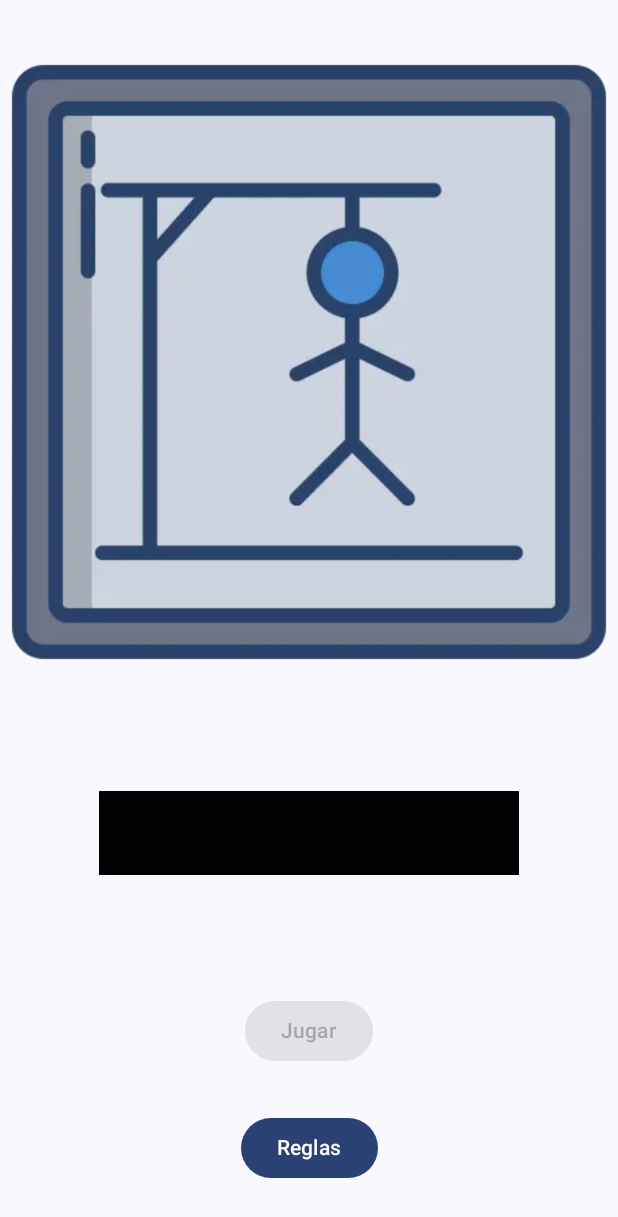
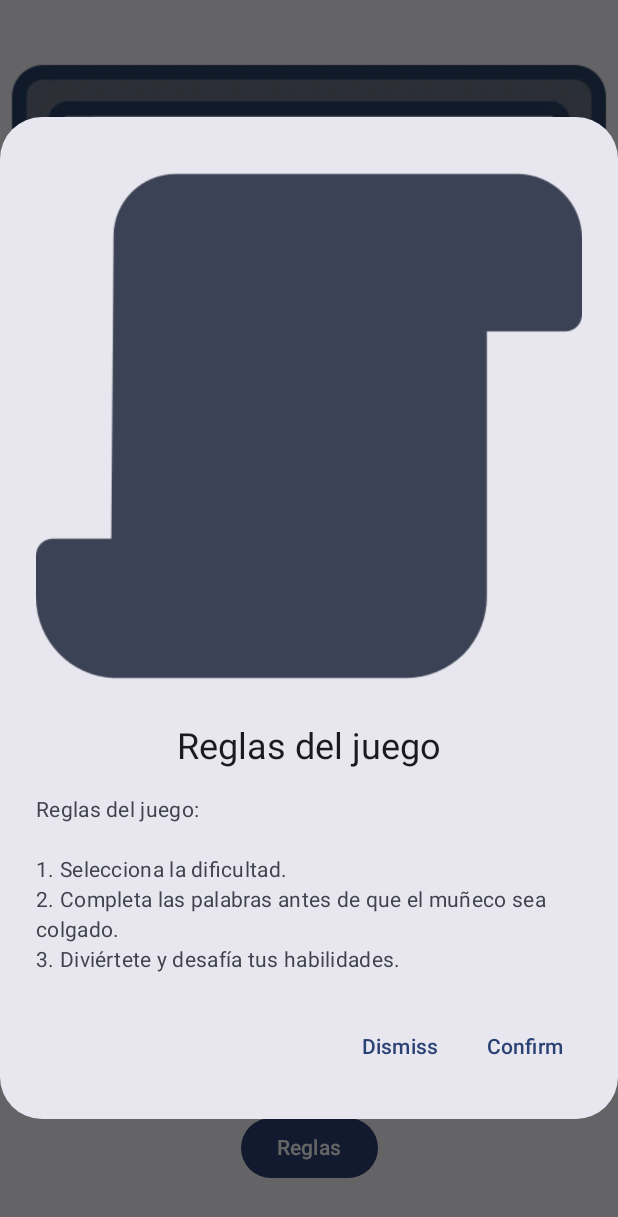
Before and after one commit to LSG-DAM2-M07-24-25/pr04-hangman-app-davidcorrea_carlosayuso, an Android app built with Jetpack Compose: the composable Screen2 shown on its own in the app's theme, after a tap on "Reglas", on a phone screen of 412 x 824 dp. Shown: the top 1217 px of the screen. Run offline under Robolectric (Android 15) with nearby library versions, the phone set to English and light mode, and no system bars; 1 statement that could not run was skipped.

Commit message:
feat: añadir diálogo reglas

```diff
--- a/app/src/main/java/com/example/practicakotlin/View/Screen2.kt
+++ b/app/src/main/java/com/example/practicakotlin/View/Screen2.kt
@@ -20,6 +20,7 @@ import androidx.compose.material3.DropdownMenuItem
 import androidx.compose.material3.Icon
 import androidx.compose.material3.OutlinedTextField
 import androidx.compose.material3.Text
+import androidx.compose.material3.TextButton
 import androidx.compose.material3.TextFieldColors
 import androidx.compose.material3.TextFieldDefaults
 import androidx.compose.runtime.Composable
@@ -30,6 +31,7 @@ import androidx.compose.runtime.setValue
 import androidx.compose.ui.Alignment
 import androidx.compose.ui.Modifier
 import androidx.compose.ui.graphics.Color
+import androidx.compose.ui.graphics.painter.Painter
 import androidx.compose.ui.res.painterResource
 import androidx.compose.ui.tooling.preview.Preview
 import androidx.compose.ui.tooling.preview.PreviewParameter
@@ -42,6 +44,9 @@ import com.example.practicakotlin.Routes
 @Composable
 fun Screen2(navController: NavController) {
     var selectedDificultad by remember { mutableStateOf("") }
+    var showDialog by remember { mutableStateOf(false) }
+    val iconPainter = painterResource(id = R.drawable._60172)
+    val reglasDelJuego = "Reglas del juego:\n\n1. Selecciona la dificultad.\n2. Completa las palabras antes de que el muñeco sea colgado.\n3. Diviértete y desafía tus habilidades."
 
     Box(
         modifier = Modifier.fillMaxSize()
@@ -70,9 +75,17 @@ fun Screen2(navController: NavController) {
             }
             Spacer(modifier = Modifier.size(30.dp)) // Botón Ayuda para mostrar reglas
             Button(
-                onClick = {}
+                onClick = {showDialog = true}
             ) {
                 Text("Reglas")
+            }
+            if(showDialog){
+                AlertDialogExample(onDismissRequest = { showDialog = false },
+                    onConfirmation = {  showDialog = false },
+                    dialogTitle = "Reglas del juego",
+                    dialogText = reglasDelJuego,
+                    icon = iconPainter)
+
             }
         }
     }
@@ -120,3 +133,45 @@ fun Dificultad(onDificultadSelected: (String) -> Unit) {
         }
     }
 }
+@Composable
+fun AlertDialogExample(
+
+    onDismissRequest: () -> Unit,
+    onConfirmation: () -> Unit,
+    dialogTitle: String,
+    dialogText: String,
+    icon: Painter,
+) {
+    AlertDialog(
+        icon = {
+            Icon(icon, contentDescription = "Example Icon")
+        },
+        title = {
+            Text(text = dialogTitle)
+        },
+        text = {
+            Text(text = dialogText)
+        },
+        onDismissRequest = {
+            onDismissRequest()
+        },
+        confirmButton = {
+            TextButton(
+                onClick = {
+                    onConfirmation()
+                }
+            ) {
+                Text("Confirm")
+            }
+        },
+        dismissButton = {
+            TextButton(
+                onClick = {
+                    onDismissRequest()
+                }
+            ) {
+                Text("Dismiss")
+            }
+        }
+    )
+}
```
Also changed, not shown: app/src/main/res/drawable/_60172.png (added).
